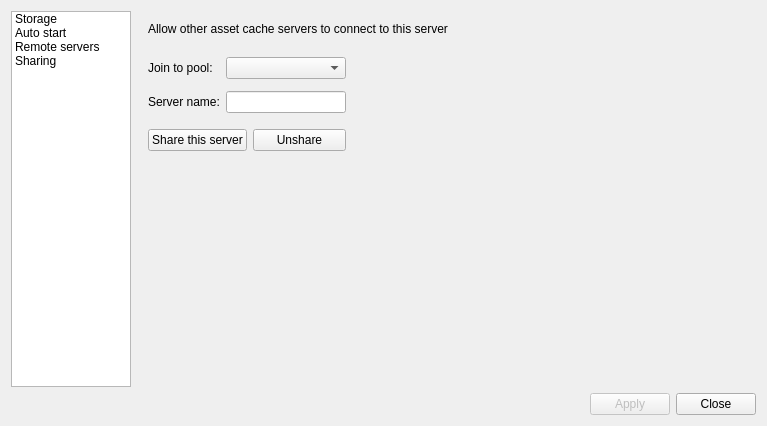
xaoctech/dava.engine, file Programs/AssetCacheServer/DataQt/AssetCacheServerWidget.ui: the form before one commit.
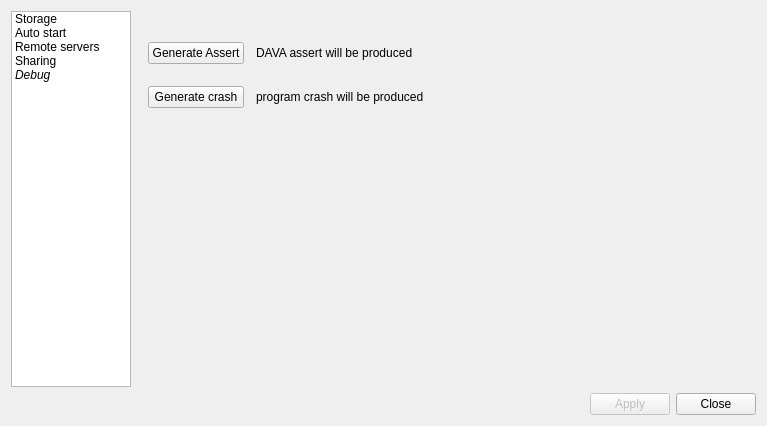
The form after the commit.

Commit message: DF-14634 moving crash dump handler, adding it to asset server

```diff
--- a/Programs/AssetCacheServer/DataQt/AssetCacheServerWidget.ui
+++ b/Programs/AssetCacheServer/DataQt/AssetCacheServerWidget.ui
@@ -122,12 +122,23 @@
         <string>Sharing</string>
        </property>
       </item>
+      <item>
+       <property name="text">
+        <string>Debug</string>
+       </property>
+       <property name="font">
+        <font>
+         <italic>true</italic>
+         <strikeout>false</strikeout>
+        </font>
+       </property>
+      </item>
      </widget>
     </item>
     <item row="0" column="1">
      <widget class="QStackedWidget" name="stackedWidget">
       <property name="currentIndex">
-       <number>3</number>
+       <number>4</number>
       </property>
       <widget class="QWidget" name="pageStorage">
        <layout class="QVBoxLayout" name="verticalLayout">
@@ -928,6 +939,94 @@
         </item>
        </layout>
       </widget>
+      <widget class="QWidget" name="pageDebug">
+       <layout class="QVBoxLayout" name="verticalLayout_7">
+        <item>
+         <spacer name="verticalSpacer_5">
+          <property name="orientation">
+           <enum>Qt::Vertical</enum>
+          </property>
+          <property name="sizeType">
+           <enum>QSizePolicy::Fixed</enum>
+          </property>
+          <property name="sizeHint" stdset="0">
+           <size>
+            <width>13</width>
+            <height>20</height>
+           </size>
+          </property>
+         </spacer>
+        </item>
+        <item>
+         <layout class="QHBoxLayout" name="horizontalLayout_6">
+          <item>
+           <layout class="QGridLayout" name="gridLayout_5">
+            <property name="horizontalSpacing">
+             <number>12</number>
+            </property>
+            <property name="verticalSpacing">
+             <number>22</number>
+            </property>
+            <item row="0" column="1">
+             <widget class="QLabel" name="label_5">
+              <property name="text">
+               <string>DAVA assert will be produced</string>
+              </property>
+             </widget>
+            </item>
+            <item row="1" column="0">
+             <widget class="QPushButton" name="crashButton">
+              <property name="text">
+               <string>Generate crash</string>
+              </property>
+             </widget>
+            </item>
+            <item row="1" column="1">
+             <widget class="QLabel" name="label_6">
+              <property name="text">
+               <string>program crash will be produced</string>
+              </property>
+             </widget>
+            </item>
+            <item row="0" column="0">
+             <widget class="QPushButton" name="assertButton">
+              <property name="text">
+               <string>Generate Assert</string>
+              </property>
+             </widget>
+            </item>
+           </layout>
+          </item>
+          <item>
+           <spacer name="horizontalSpacer_5">
+            <property name="orientation">
+             <enum>Qt::Horizontal</enum>
+            </property>
+            <property name="sizeHint" stdset="0">
+             <size>
+              <width>40</width>
+              <height>20</height>
+             </size>
+            </property>
+           </spacer>
+          </item>
+         </layout>
+        </item>
+        <item>
+         <spacer name="verticalSpacer_4">
+          <property name="orientation">
+           <enum>Qt::Vertical</enum>
+          </property>
+          <property name="sizeHint" stdset="0">
+           <size>
+            <width>20</width>
+            <height>249</height>
+           </size>
+          </property>
+         </spacer>
+        </item>
+       </layout>
+      </widget>
      </widget>
     </item>
    </layout>
```
Left out of the diff: 6 changed lines with no effect on the pictures. The commit also changes 6 other files.
